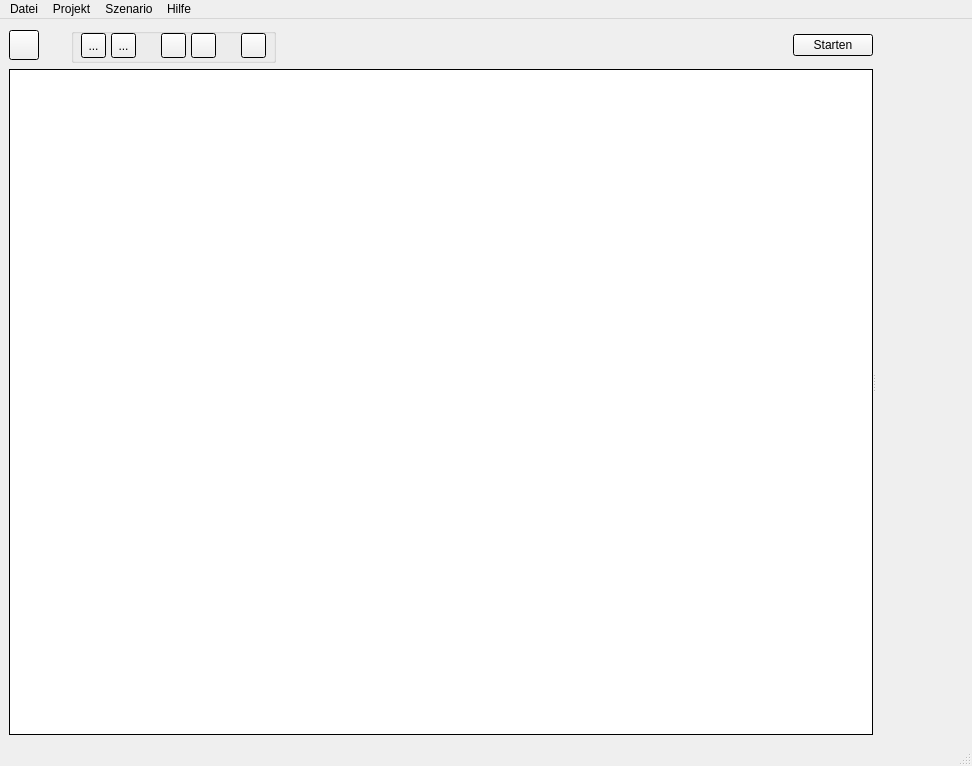
First picture: the form in src/gui_vm/view/qt_designed/main_window.ui, repository ChrFr/gui_vm, before the edit.
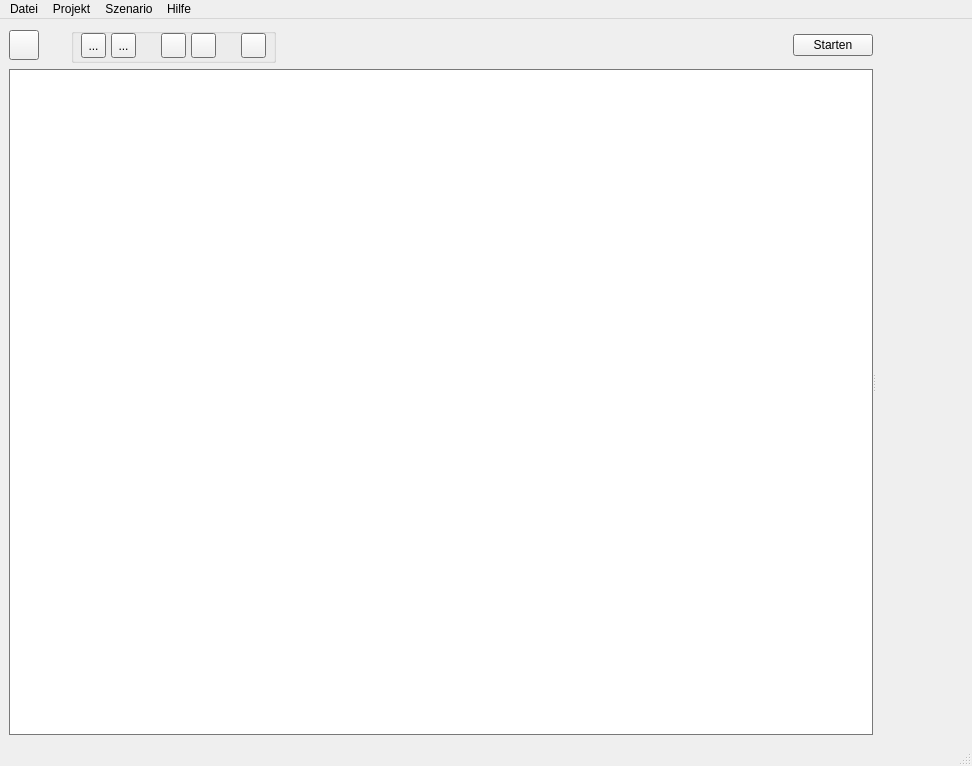
Second picture: the form after the edit. Icons and pictures are not drawn.

```diff
--- a/src/gui_vm/view/qt_designed/main_window.ui
+++ b/src/gui_vm/view/qt_designed/main_window.ui
@@ -58,9 +58,9 @@
          <colorrole role="Window">
           <brush brushstyle="SolidPattern">
            <color alpha="255">
-            <red>0</red>
-            <green>0</green>
-            <blue>0</blue>
+            <red>156</red>
+            <green>156</green>
+            <blue>156</blue>
            </color>
           </brush>
          </colorrole>
@@ -130,6 +130,9 @@
             <property name="orientation">
              <enum>Qt::Horizontal</enum>
             </property>
+            <property name="sizeType">
+             <enum>QSizePolicy::Expanding</enum>
+            </property>
             <property name="sizeHint" stdset="0">
              <size>
               <width>40</width>
```
